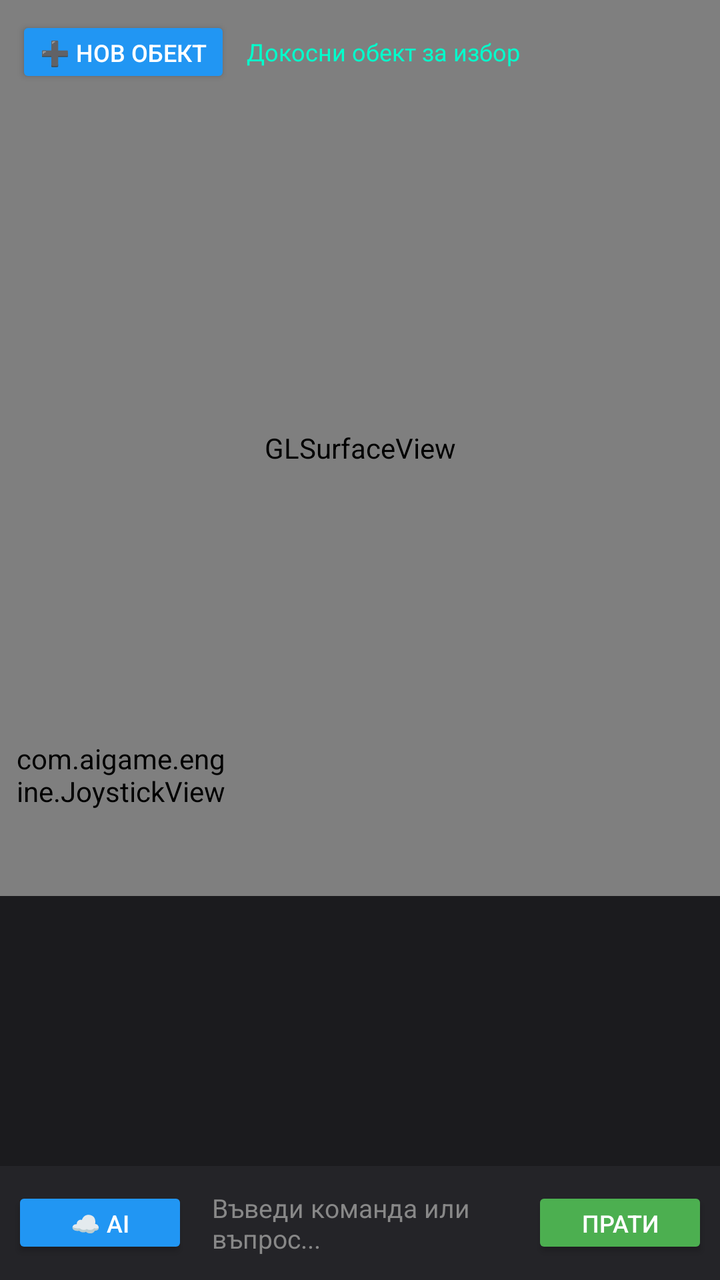
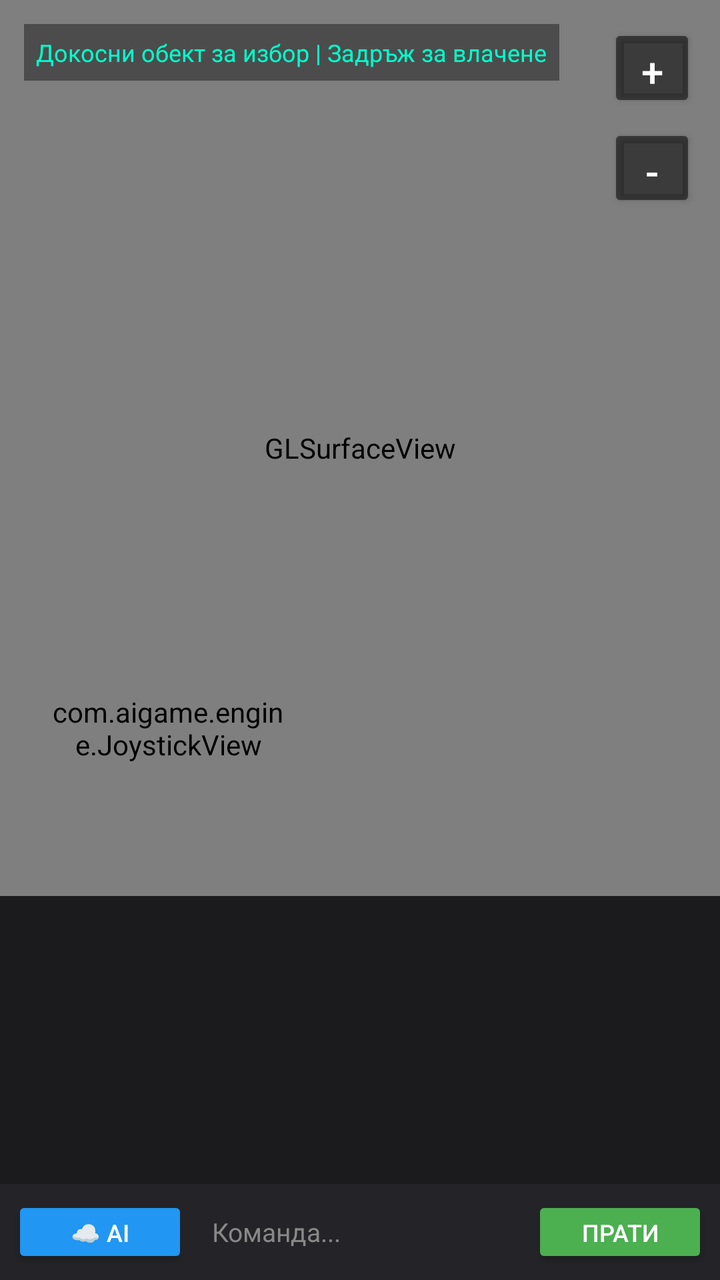

Two renders of the same Android screen: before a commit and after it. Below are the layout's source before the change and the commit's diff.
<!-- AndroidManifest.xml: application theme Theme.AppCompat.Light.NoActionBar -->
<!-- res/layout/activity_main.xml -->
<?xml version="1.0" encoding="utf-8"?>
<LinearLayout xmlns:android="http://schemas.android.com/apk/res/android"
    android:layout_width="match_parent"
    android:layout_height="match_parent"
    android:orientation="vertical"
    android:weightSum="100"
    android:background="#141416">

    
    <FrameLayout
        android:id="@+id/viewport_container"
        android:layout_width="match_parent"
        android:layout_height="0dp"
        android:layout_weight="70">

        <android.opengl.GLSurfaceView
            android:id="@+id/gl_surface_view"
            android:layout_width="match_parent"
            android:layout_height="match_parent" />

        
        <LinearLayout
            android:layout_width="match_parent"
            android:layout_height="wrap_content"
            android:orientation="horizontal"
            android:padding="8dp"
            android:gravity="center_vertical">

            <Button
                android:id="@+id/btn_spawn_new"
                android:layout_width="wrap_content"
                android:layout_height="36dp"
                android:text="➕ Нов Обект"
                android:textSize="12sp"
                android:textColor="#FFFFFF"
                android:backgroundTint="#2196F3"/>

            <TextView
                android:id="@+id/tv_editor_info"
                android:layout_width="0dp"
                android:layout_height="wrap_content"
                android:layout_weight="1"
                android:layout_marginStart="8dp"
                android:text="Докосни обект за избор"
                android:textColor="#00FFCC"
                android:textSize="12sp"/>
        </LinearLayout>

        
        <com.aigame.engine.JoystickView
            android:id="@+id/joystick_view"
            android:layout_width="105dp"
            android:layout_height="105dp"
            android:layout_gravity="bottom|start"
            android:layout_margin="8dp" />

        
        <HorizontalScrollView
            android:id="@+id/toolbar_selected"
            android:layout_width="wrap_content"
            android:layout_height="wrap_content"
            android:layout_gravity="bottom|end"
            android:layout_margin="8dp"
            android:scrollbars="none"
            android:visibility="gone">

            <LinearLayout
                android:layout_width="wrap_content"
                android:layout_height="wrap_content"
                android:orientation="horizontal"
                android:padding="4dp"
                android:background="#DD1E1E22">

                <Button android:id="@+id/btn_delete" android:layout_width="wrap_content" android:layout_height="34dp" android:text="🗑" android:textColor="#FFFFFF" android:backgroundTint="#E53935" android:layout_marginEnd="4dp"/>
                <Button android:id="@+id/btn_duplicate" android:layout_width="wrap_content" android:layout_height="34dp" android:text="📋" android:textColor="#FFFFFF" android:backgroundTint="#3949AB" android:layout_marginEnd="4dp"/>
                <Button android:id="@+id/btn_scale_up" android:layout_width="wrap_content" android:layout_height="34dp" android:text="➕" android:textColor="#FFFFFF" android:backgroundTint="#43A047" android:layout_marginEnd="4dp"/>
                <Button android:id="@+id/btn_scale_down" android:layout_width="wrap_content" android:layout_height="34dp" android:text="➖" android:textColor="#FFFFFF" android:backgroundTint="#FB8C00" android:layout_marginEnd="4dp"/>
                <Button android:id="@+id/btn_rotate" android:layout_width="wrap_content" android:layout_height="34dp" android:text="🔄" android:textColor="#FFFFFF" android:backgroundTint="#8E24AA" android:layout_marginEnd="4dp"/>
                <Button android:id="@+id/btn_up" android:layout_width="wrap_content" android:layout_height="34dp" android:text="⬆" android:textColor="#FFFFFF" android:backgroundTint="#546E7A" android:layout_marginEnd="4dp"/>
                <Button android:id="@+id/btn_down" android:layout_width="wrap_content" android:layout_height="34dp" android:text="⬇" android:textColor="#FFFFFF" android:backgroundTint="#546E7A" android:layout_marginEnd="4dp"/>
                <Button android:id="@+id/btn_close_selection" android:layout_width="wrap_content" android:layout_height="34dp" android:text="✖" android:textColor="#FFFFFF" android:backgroundTint="#424242"/>
            </LinearLayout>
        </HorizontalScrollView>
    </FrameLayout>

    
    <LinearLayout
        android:id="@+id/chat_container"
        android:layout_width="match_parent"
        android:layout_height="0dp"
        android:layout_weight="30"
        android:orientation="vertical"
        android:background="#1B1B1E">

        <androidx.recyclerview.widget.RecyclerView
            android:id="@+id/chat_recycler"
            android:layout_width="match_parent"
            android:layout_height="0dp"
            android:layout_weight="1"
            android:padding="6dp"
            android:clipToPadding="false"/>

        <LinearLayout
            android:layout_width="match_parent"
            android:layout_height="wrap_content"
            android:orientation="horizontal"
            android:padding="6dp"
            android:background="#242428"
            android:gravity="center_vertical">

            <Button
                android:id="@+id/btn_ai_cloud"
                android:layout_width="wrap_content"
                android:layout_height="36dp"
                android:text="☁️ AI"
                android:textSize="12sp"
                android:backgroundTint="#2196F3"
                android:textColor="#FFFFFF"
                android:layout_marginEnd="6dp"/>

            <EditText
                android:id="@+id/chat_input"
                android:layout_width="0dp"
                android:layout_height="wrap_content"
                android:layout_weight="1"
                android:hint="Въведи команда или въпрос..."
                android:textColorHint="#888888"
                android:textColor="#FFFFFF"
                android:background="@android:color/transparent"
                android:padding="6dp"
                android:textSize="13sp"
                android:inputType="textMultiLine"
                android:maxLines="2"/>

            <Button
                android:id="@+id/btn_send"
                android:layout_width="wrap_content"
                android:layout_height="36dp"
                android:text="Прати"
                android:textSize="12sp"
                android:backgroundTint="#4CAF50"
                android:textColor="#FFFFFF"/>
        </LinearLayout>
    </LinearLayout>
</LinearLayout>
<!-- resources referenced by this layout -->
<resources>

</resources>

<!-- the commit's change to res/layout/activity_main.xml (unified diff, before → after) -->
@@ -19,40 +19,54 @@
             android:layout_height="match_parent" />
 
         
+        <TextView
+            android:id="@+id/tv_editor_info"
+            android:layout_width="wrap_content"
+            android:layout_height="wrap_content"
+            android:layout_gravity="top|start"
+            android:layout_margin="12dp"
+            android:text="Докосни обект за избор | Задръж за влачене"
+            android:textColor="#00FFCC"
+            android:textSize="12sp"
+            android:background="#66000000"
+            android:padding="6dp"/>
+
+        
         <LinearLayout
-            android:layout_width="match_parent"
+            android:layout_width="wrap_content"
             android:layout_height="wrap_content"
-            android:orientation="horizontal"
-            android:padding="8dp"
-            android:gravity="center_vertical">
+            android:orientation="vertical"
+            android:layout_gravity="top|end"
+            android:layout_margin="12dp">
 
             <Button
-                android:id="@+id/btn_spawn_new"
-                android:layout_width="wrap_content"
-                android:layout_height="36dp"
-                android:text="➕ Нов Обект"
-                android:textSize="12sp"
+                android:id="@+id/btn_zoom_in"
+                android:layout_width="44dp"
+                android:layout_height="44dp"
+                android:text="+"
+                android:textSize="20sp"
                 android:textColor="#FFFFFF"
-                android:backgroundTint="#2196F3"/>
+                android:backgroundTint="#88000000"/>
 
-            <TextView
-                android:id="@+id/tv_editor_info"
-                android:layout_width="0dp"
-                android:layout_height="wrap_content"
-                android:layout_weight="1"
-                android:layout_marginStart="8dp"
-                android:text="Докосни обект за избор"
-                android:textColor="#00FFCC"
-                android:textSize="12sp"/>
+            <Button
+                android:id="@+id/btn_zoom_out"
+                android:layout_width="44dp"
+                android:layout_height="44dp"
+                android:layout_marginTop="6dp"
+                android:text="-"
+                android:textSize="20sp"
+                android:textColor="#FFFFFF"
+                android:backgroundTint="#88000000"/>
         </LinearLayout>
 
         
         <com.aigame.engine.JoystickView
             android:id="@+id/joystick_view"
-            android:layout_width="105dp"
-            android:layout_height="105dp"
+            android:layout_width="120dp"
+            android:layout_height="120dp"
             android:layout_gravity="bottom|start"
-            android:layout_margin="8dp" />
+            android:layout_marginStart="24dp"
+            android:layout_marginBottom="24dp" />
 
         
         <HorizontalScrollView
@@ -60,7 +74,7 @@
             android:layout_width="wrap_content"
             android:layout_height="wrap_content"
             android:layout_gravity="bottom|end"
-            android:layout_margin="8dp"
+            android:layout_margin="10dp"
             android:scrollbars="none"
             android:visibility="gone">
 
@@ -71,14 +85,14 @@
                 android:padding="4dp"
                 android:background="#DD1E1E22">
 
-                <Button android:id="@+id/btn_delete" android:layout_width="wrap_content" android:layout_height="34dp" android:text="🗑" android:textColor="#FFFFFF" android:backgroundTint="#E53935" android:layout_marginEnd="4dp"/>
-                <Button android:id="@+id/btn_duplicate" android:layout_width="wrap_content" android:layout_height="34dp" android:text="📋" android:textColor="#FFFFFF" android:backgroundTint="#3949AB" android:layout_marginEnd="4dp"/>
-                <Button android:id="@+id/btn_scale_up" android:layout_width="wrap_content" android:layout_height="34dp" android:text="➕" android:textColor="#FFFFFF" android:backgroundTint="#43A047" android:layout_marginEnd="4dp"/>
-                <Button android:id="@+id/btn_scale_down" android:layout_width="wrap_content" android:layout_height="34dp" android:text="➖" android:textColor="#FFFFFF" android:backgroundTint="#FB8C00" android:layout_marginEnd="4dp"/>
-                <Button android:id="@+id/btn_rotate" android:layout_width="wrap_content" android:layout_height="34dp" android:text="🔄" android:textColor="#FFFFFF" android:backgroundTint="#8E24AA" android:layout_marginEnd="4dp"/>
-                <Button android:id="@+id/btn_up" android:layout_width="wrap_content" android:layout_height="34dp" android:text="⬆" android:textColor="#FFFFFF" android:backgroundTint="#546E7A" android:layout_marginEnd="4dp"/>
-                <Button android:id="@+id/btn_down" android:layout_width="wrap_content" android:layout_height="34dp" android:text="⬇" android:textColor="#FFFFFF" android:backgroundTint="#546E7A" android:layout_marginEnd="4dp"/>
-                <Button android:id="@+id/btn_close_selection" android:layout_width="wrap_content" android:layout_height="34dp" android:text="✖" android:textColor="#FFFFFF" android:backgroundTint="#424242"/>
+                <Button android:id="@+id/btn_delete" android:layout_width="wrap_content" android:layout_height="36dp" android:text="🗑 Изтрий" android:textColor="#FFFFFF" android:backgroundTint="#E53935" android:layout_marginEnd="4dp"/>
+                <Button android:id="@+id/btn_duplicate" android:layout_width="wrap_content" android:layout_height="36dp" android:text="📋 Дубликат" android:textColor="#FFFFFF" android:backgroundTint="#3949AB" android:layout_marginEnd="4dp"/>
+                <Button android:id="@+id/btn_scale_up" android:layout_width="wrap_content" android:layout_height="36dp" android:text="➕" android:textColor="#FFFFFF" android:backgroundTint="#43A047" android:layout_marginEnd="4dp"/>
+                <Button android:id="@+id/btn_scale_down" android:layout_width="wrap_content" android:layout_height="36dp" android:text="➖" android:textColor="#FFFFFF" android:backgroundTint="#FB8C00" android:layout_marginEnd="4dp"/>
+                <Button android:id="@+id/btn_rotate" android:layout_width="wrap_content" android:layout_height="36dp" android:text="🔄" android:textColor="#FFFFFF" android:backgroundTint="#8E24AA" android:layout_marginEnd="4dp"/>
+                <Button android:id="@+id/btn_up" android:layout_width="wrap_content" android:layout_height="36dp" android:text="⬆" android:textColor="#FFFFFF" android:backgroundTint="#546E7A" android:layout_marginEnd="4dp"/>
+                <Button android:id="@+id/btn_down" android:layout_width="wrap_content" android:layout_height="36dp" android:text="⬇" android:textColor="#FFFFFF" android:backgroundTint="#546E7A" android:layout_marginEnd="4dp"/>
+                <Button android:id="@+id/btn_close_selection" android:layout_width="wrap_content" android:layout_height="36dp" android:text="✖" android:textColor="#FFFFFF" android:backgroundTint="#424242"/>
             </LinearLayout>
         </HorizontalScrollView>
     </FrameLayout>
@@ -123,7 +137,7 @@
                 android:layout_width="0dp"
                 android:layout_height="wrap_content"
                 android:layout_weight="1"
-                android:hint="Въведи команда или въпрос..."
+                android:hint="Команда..."
                 android:textColorHint="#888888"
                 android:textColor="#FFFFFF"
                 android:background="@android:color/transparent"
